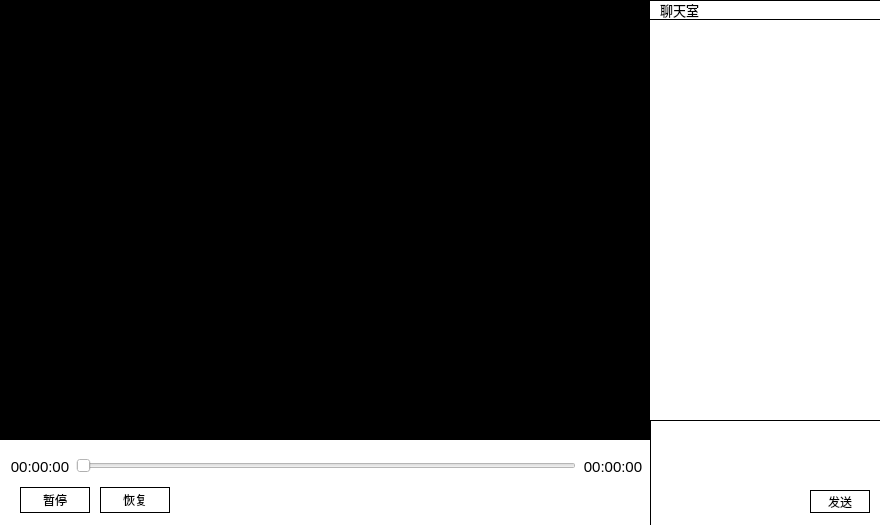
The window that view/LivePlayerDialog.ui (linhaojun857/cooper-im-client) describes before a commit, drawn with Qt 5.
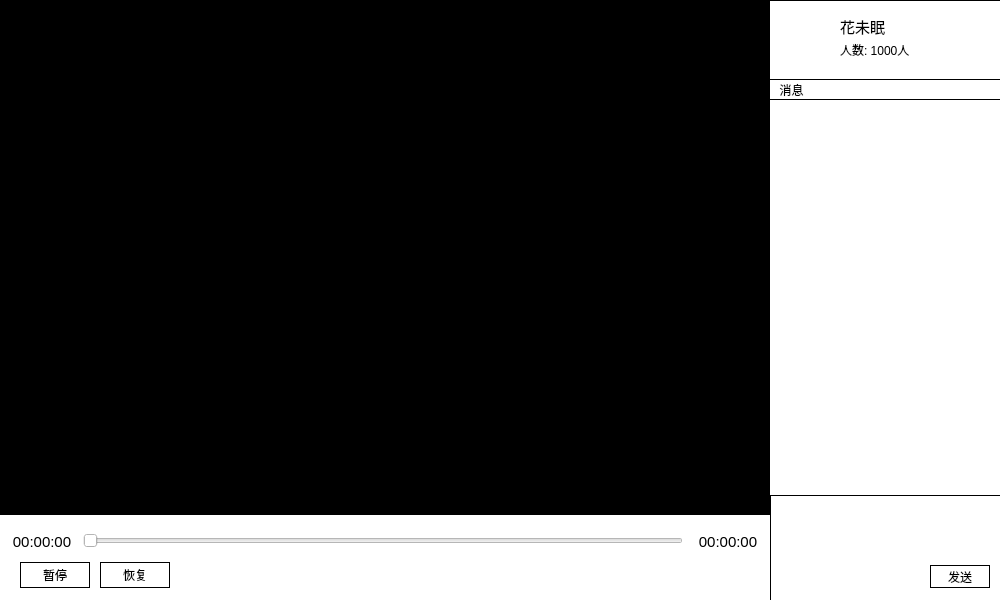
The same window after the commit. Icons and pictures are not drawn.

Patch:
```diff
--- a/view/LivePlayerDialog.ui
+++ b/view/LivePlayerDialog.ui
@@ -6,20 +6,20 @@
    <rect>
     <x>0</x>
     <y>0</y>
-    <width>880</width>
-    <height>525</height>
+    <width>1000</width>
+    <height>600</height>
    </rect>
   </property>
   <property name="minimumSize">
    <size>
-    <width>880</width>
-    <height>525</height>
+    <width>1000</width>
+    <height>600</height>
    </size>
   </property>
   <property name="maximumSize">
    <size>
-    <width>880</width>
-    <height>525</height>
+    <width>1000</width>
+    <height>600</height>
    </size>
   </property>
   <property name="windowTitle">
@@ -34,8 +34,8 @@
     <rect>
      <x>0</x>
      <y>0</y>
-     <width>650</width>
-     <height>440</height>
+     <width>770</width>
+     <height>515</height>
     </rect>
    </property>
    <property name="styleSheet">
@@ -46,8 +46,8 @@
      <rect>
       <x>0</x>
       <y>0</y>
-      <width>650</width>
-      <height>440</height>
+      <width>770</width>
+      <height>515</height>
      </rect>
     </property>
     <property name="text">
@@ -58,8 +58,8 @@
   <widget class="QLabel" name="m_curtTimeLabel">
    <property name="geometry">
     <rect>
-     <x>10</x>
-     <y>457</y>
+     <x>12</x>
+     <y>532</y>
      <width>60</width>
      <height>20</height>
     </rect>
@@ -79,9 +79,9 @@
   <widget class="QSlider" name="m_progressSlider">
    <property name="geometry">
     <rect>
-     <x>76</x>
-     <y>457</y>
-     <width>500</width>
+     <x>83</x>
+     <y>532</y>
+     <width>600</width>
      <height>18</height>
     </rect>
    </property>
@@ -92,8 +92,8 @@
   <widget class="QLabel" name="m_totalTimeLabel">
    <property name="geometry">
     <rect>
-     <x>583</x>
-     <y>457</y>
+     <x>698</x>
+     <y>532</y>
      <width>60</width>
      <height>20</height>
     </rect>
@@ -114,7 +114,7 @@
    <property name="geometry">
     <rect>
      <x>100</x>
-     <y>487</y>
+     <y>562</y>
      <width>70</width>
      <height>26</height>
     </rect>
@@ -130,7 +130,7 @@
    <property name="geometry">
     <rect>
      <x>20</x>
-     <y>487</y>
+     <y>562</y>
      <width>70</width>
      <height>26</height>
     </rect>
@@ -145,17 +145,17 @@
   <widget class="QWidget" name="widget_2" native="true">
    <property name="geometry">
     <rect>
-     <x>650</x>
+     <x>770</x>
      <y>0</y>
      <width>230</width>
-     <height>525</height>
+     <height>600</height>
     </rect>
    </property>
    <widget class="QPlainTextEdit" name="m_plainTextEdit">
     <property name="geometry">
      <rect>
       <x>0</x>
-      <y>420</y>
+      <y>495</y>
       <width>230</width>
       <height>105</height>
      </rect>
@@ -170,7 +170,7 @@
     <property name="geometry">
      <rect>
       <x>160</x>
-      <y>490</y>
+      <y>565</y>
       <width>60</width>
       <height>23</height>
      </rect>
@@ -182,35 +182,13 @@
      <string>发送</string>
     </property>
    </widget>
-   <widget class="QLabel" name="label">
-    <property name="geometry">
-     <rect>
-      <x>0</x>
-      <y>0</y>
-      <width>230</width>
-      <height>20</height>
-     </rect>
-    </property>
-    <property name="font">
-     <font>
-      <pointsize>10</pointsize>
-     </font>
-    </property>
-    <property name="styleSheet">
-     <string notr="true">border-top: 1px solid #000000;
-border-bottom: 1px solid #000000;</string>
-    </property>
-    <property name="text">
-     <string>  聊天室</string>
-    </property>
-   </widget>
    <widget class="QScrollArea" name="m_scrollArea">
     <property name="geometry">
      <rect>
       <x>0</x>
-      <y>20</y>
+      <y>100</y>
       <width>230</width>
-      <height>400</height>
+      <height>395</height>
      </rect>
     </property>
     <property name="widgetResizable">
@@ -222,11 +200,103 @@
        <x>0</x>
        <y>0</y>
        <width>230</width>
-       <height>400</height>
+       <height>395</height>
       </rect>
      </property>
     </widget>
    </widget>
+   <widget class="QWidget" name="widget_3" native="true">
+    <property name="geometry">
+     <rect>
+      <x>0</x>
+      <y>0</y>
+      <width>230</width>
+      <height>80</height>
+     </rect>
+    </property>
+    <property name="styleSheet">
+     <string notr="true">border-top: 1px solid #000000;
+border-bottom: 1px solid #000000;</string>
+    </property>
+    <widget class="QLabel" name="m_liveRoomOwnerAvatarLabel">
+     <property name="geometry">
+      <rect>
+       <x>15</x>
+       <y>15</y>
+       <width>45</width>
+       <height>45</height>
+      </rect>
+     </property>
+     <property name="styleSheet">
+      <string notr="true">border-top: 0px solid #000000;
+border-bottom: 0px solid #000000;</string>
+     </property>
+     <property name="text">
+      <string/>
+     </property>
+     <property name="pixmap">
+      <pixmap resource="../res/res.qrc">:/img/avatar.jpg</pixmap>
+     </property>
+     <property name="scaledContents">
+      <bool>true</bool>
+     </property>
+    </widget>
+    <widget class="QLabel" name="m_liveRoomOwnerNameLabel">
+     <property name="geometry">
+      <rect>
+       <x>70</x>
+       <y>15</y>
+       <width>100</width>
+       <height>23</height>
+      </rect>
+     </property>
+     <property name="font">
+      <font>
+       <pointsize>11</pointsize>
+      </font>
+     </property>
+     <property name="styleSheet">
+      <string notr="true">border-top: 0px solid #000000;
+border-bottom: 0px solid #000000;</string>
+     </property>
+     <property name="text">
+      <string>花未眠</string>
+     </property>
+    </widget>
+    <widget class="QLabel" name="m_liveRoomViewerCountLabel">
+     <property name="geometry">
+      <rect>
+       <x>70</x>
+       <y>40</y>
+       <width>100</width>
+       <height>20</height>
+      </rect>
+     </property>
+     <property name="styleSheet">
+      <string notr="true">border-top: 0px solid #000000;
+border-bottom: 0px solid #000000;</string>
+     </property>
+     <property name="text">
+      <string>人数: 1000人</string>
+     </property>
+    </widget>
+   </widget>
+   <widget class="QLabel" name="label">
+    <property name="geometry">
+     <rect>
+      <x>0</x>
+      <y>80</y>
+      <width>230</width>
+      <height>20</height>
+     </rect>
+    </property>
+    <property name="styleSheet">
+     <string notr="true">border-bottom: 1px solid #000000;</string>
+    </property>
+    <property name="text">
+     <string>  消息</string>
+    </property>
+   </widget>
   </widget>
  </widget>
  <resources/>
```
Left out of the diff: 7 changed lines with no effect on the pictures.
